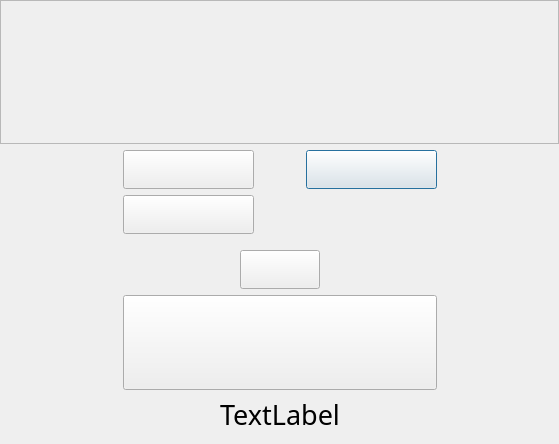
Old version of the form frontend/bankwindow.ui in the repository 22kmo-project/group_15.
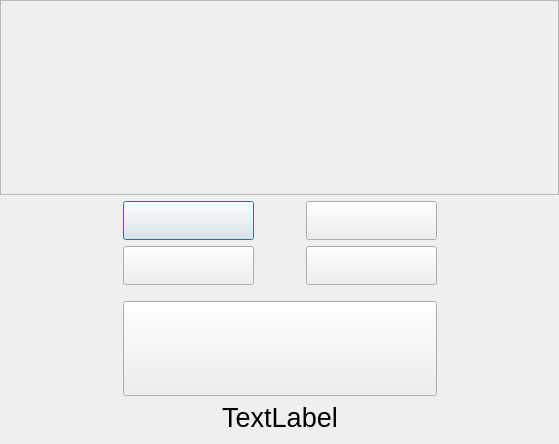
New version of the form. Icons and pictures are not drawn.

Diff of the .ui file:
```diff
--- a/frontend/bankwindow.ui
+++ b/frontend/bankwindow.ui
@@ -71,8 +71,8 @@
      </property>
     </spacer>
    </item>
-   <item row="2" column="3">
-    <widget class="QPushButton" name="Btn_saldo">
+   <item row="14" column="1" colspan="3">
+    <widget class="QLabel" name="labelInfo">
      <property name="sizePolicy">
       <sizepolicy hsizetype="Preferred" vsizetype="Preferred">
        <horstretch>0</horstretch>
@@ -97,13 +97,32 @@
       <string notr="true">border-image: url(:/graphics/graphics/graphics/saldo.png)0 0 0 0;</string>
      </property>
      <property name="text">
-      <string/>
+      <string>TextLabel</string>
      </property>
-     <property name="flat">
-      <bool>false</bool>
+     <property name="scaledContents">
+      <bool>true</bool>
+     </property>
+     <property name="alignment">
+      <set>Qt::AlignCenter</set>
      </property>
     </widget>
    </item>
+   <item row="4" column="2">
+    <spacer name="horizontalSpacer_2">
+     <property name="orientation">
+      <enum>Qt::Horizontal</enum>
+     </property>
+     <property name="sizeType">
+      <enum>QSizePolicy::Fixed</enum>
+     </property>
+     <property name="sizeHint" stdset="0">
+      <size>
+       <width>40</width>
+       <height>20</height>
+      </size>
+     </property>
+    </spacer>
+   </item>
    <item row="2" column="1">
     <widget class="QPushButton" name="Btn_nosta">
      <property name="sizePolicy">
@@ -160,7 +179,87 @@
      <widget class="QWidget" name="page_2"/>
     </widget>
    </item>
-   <item row="14" column="1" colspan="3" alignment="Qt::AlignHCenter">
+   <item row="4" column="3">
+    <widget class="QPushButton" name="Btn_lah">
+     <property name="sizePolicy">
+      <sizepolicy hsizetype="Minimum" vsizetype="Preferred">
+       <horstretch>0</horstretch>
+       <verstretch>0</verstretch>
+      </sizepolicy>
+     </property>
+     <property name="maximumSize">
+      <size>
+       <width>356</width>
+       <height>92</height>
+      </size>
+     </property>
+     <property name="font">
+      <font>
+       <pointsize>20</pointsize>
+      </font>
+     </property>
+     <property name="cursor">
+      <cursorShape>PointingHandCursor</cursorShape>
+     </property>
+     <property name="styleSheet">
+      <string notr="true">border-image: url(:/graphics/graphics/graphics/lah.png)0 0 0 0;
+</string>
+     </property>
+     <property name="text">
+      <string/>
+     </property>
+    </widget>
+   </item>
+   <item row="5" column="2">
+    <spacer name="verticalSpacer">
+     <property name="orientation">
+      <enum>Qt::Vertical</enum>
+     </property>
+     <property name="sizeType">
+      <enum>QSizePolicy::Fixed</enum>
+     </property>
+     <property name="sizeHint" stdset="0">
+      <size>
+       <width>20</width>
+       <height>10</height>
+      </size>
+     </property>
+    </spacer>
+   </item>
+   <item row="2" column="3">
+    <widget class="QPushButton" name="Btn_saldo">
+     <property name="sizePolicy">
+      <sizepolicy hsizetype="Preferred" vsizetype="Preferred">
+       <horstretch>0</horstretch>
+       <verstretch>0</verstretch>
+      </sizepolicy>
+     </property>
+     <property name="maximumSize">
+      <size>
+       <width>356</width>
+       <height>92</height>
+      </size>
+     </property>
+     <property name="font">
+      <font>
+       <pointsize>20</pointsize>
+      </font>
+     </property>
+     <property name="cursor">
+      <cursorShape>PointingHandCursor</cursorShape>
+     </property>
+     <property name="styleSheet">
+      <string notr="true">border-image: url(:/graphics/graphics/graphics/saldo.png)0 0 0 0;</string>
+     </property>
+     <property name="text">
+      <string/>
+     </property>
+     <property name="flat">
+      <bool>false</bool>
+     </property>
+    </widget>
+   </item>
+   <item row="13" column="1" colspan="3" alignment="Qt::AlignHCenter">
     <widget class="QPushButton" name="Btn_exit">
      <property name="sizePolicy">
       <sizepolicy hsizetype="Fixed" vsizetype="Fixed">
@@ -191,68 +290,6 @@
      </property>
     </widget>
    </item>
-   <item row="15" column="1" colspan="3">
-    <widget class="QLabel" name="labelInfo">
-     <property name="sizePolicy">
-      <sizepolicy hsizetype="Preferred" vsizetype="Preferred">
-       <horstretch>0</horstretch>
-       <verstretch>0</verstretch>
-      </sizepolicy>
-     </property>
-     <property name="font">
-      <font>
-       <family>Monofonto</family>
-       <pointsize>20</pointsize>
-      </font>
-     </property>
-     <property name="text">
-      <string>TextLabel</string>
-     </property>
-     <property name="textFormat">
-      <enum>Qt::RichText</enum>
-     </property>
-     <property name="scaledContents">
-      <bool>true</bool>
-     </property>
-     <property name="alignment">
-      <set>Qt::AlignCenter</set>
-     </property>
-    </widget>
-   </item>
-
-   <item row="13" column="1" colspan="3" alignment="Qt::AlignHCenter">
-    <widget class="QPushButton" name="Btn_exit">
-
-     <property name="sizePolicy">
-      <sizepolicy hsizetype="Minimum" vsizetype="Preferred">
-       <horstretch>0</horstretch>
-       <verstretch>0</verstretch>
-      </sizepolicy>
-     </property>
-     <property name="maximumSize">
-      <size>
-       <width>356</width>
-       <height>92</height>
-      </size>
-     </property>
-     <property name="font">
-      <font>
-       <pointsize>20</pointsize>
-      </font>
-     </property>
-     <property name="cursor">
-      <cursorShape>PointingHandCursor</cursorShape>
-     </property>
-     <property name="styleSheet">
-      <string notr="true">border-image: url(:/graphics/graphics/graphics/lah.png)0 0 0 0;
-</string>
-     </property>
-     <property name="text">
-      <string/>
-     </property>
-    </widget>
-   </item>
-
    <item row="4" column="1">
 
     <widget class="QPushButton" name="Btn_loki">
@@ -284,22 +321,6 @@
      </property>
     </widget>
    </item>
-   <item row="6" column="2">
-    <spacer name="verticalSpacer">
-     <property name="orientation">
-      <enum>Qt::Vertical</enum>
-     </property>
-     <property name="sizeType">
-      <enum>QSizePolicy::Fixed</enum>
-     </property>
-     <property name="sizeHint" stdset="0">
-      <size>
-       <width>20</width>
-       <height>10</height>
-      </size>
-     </property>
-    </spacer>
-   </item>
   </layout>
  </widget>
  <resources/>
```
Left out of the diff: 15 changed lines with no effect on the pictures.
